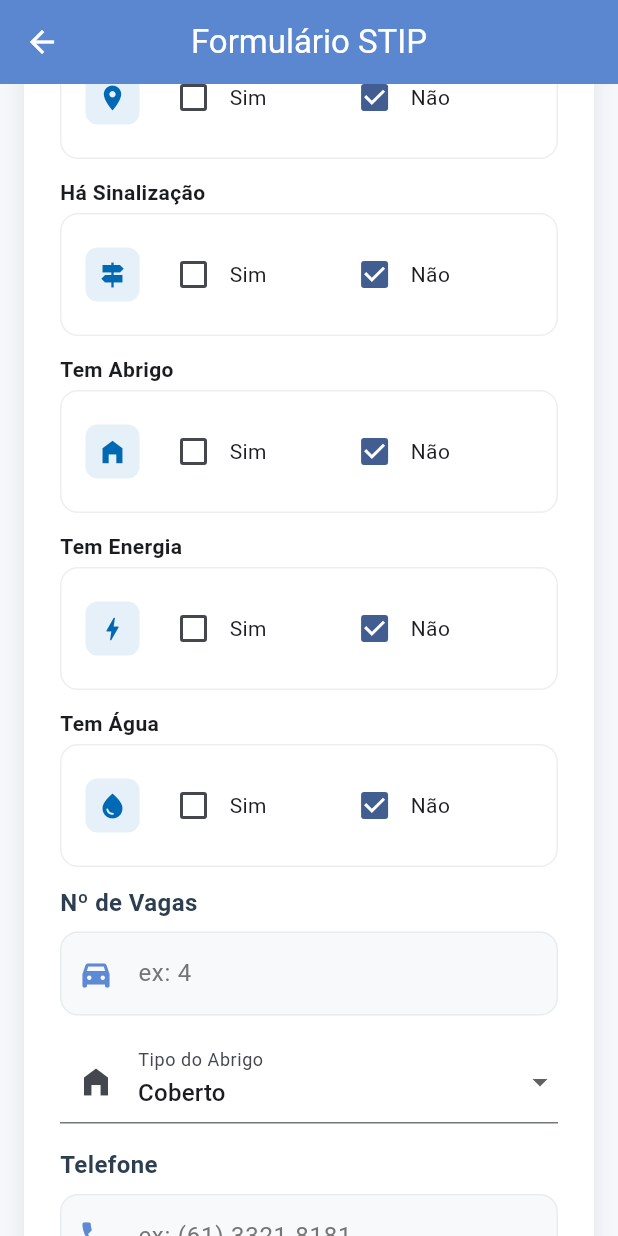
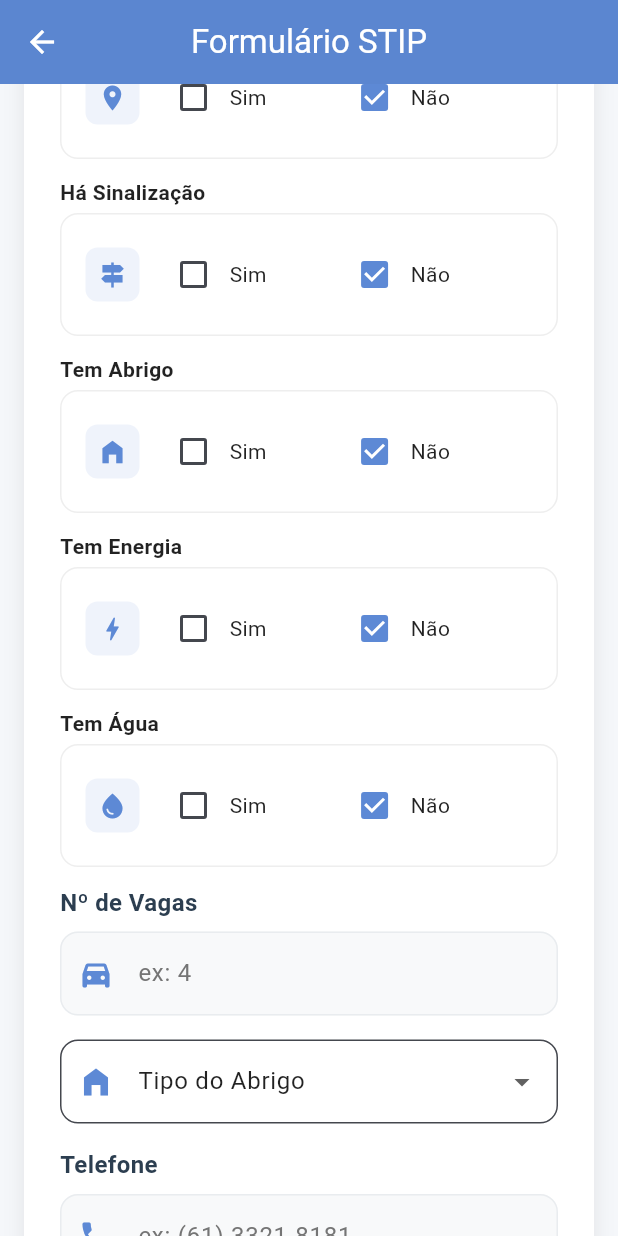
Before and after one commit to adalbertocarv/ponto_taxi_df, a Flutter app: the FormularioSTIP screen opened directly with empty values, scrolled down 576 dp, on a phone screen of 412 x 824 dp. Run offline on Flutter 3.47's test engine with Material 3 defaults, Android fonts, the phone set to English and light mode, and no system bars; our stand-ins replace audioplayers, curved_navigation_bar, flutter_map, flutter_speed_dial, geolocator, image_picker and 3 more; missing offline and left inert: flutter_confetti; accounts and stored records are empty; statements that could not run were skipped.

Commit message:
-seções do formulario estilizado para modo dark e info ficticias

```diff
--- a/lib/views/widgets/formulario/secoes_formulario/formulario_secao.dart
+++ b/lib/views/widgets/formulario/secoes_formulario/formulario_secao.dart
@@ -63,11 +63,11 @@ class FormularioSection extends StatelessWidget {
   });
 
   final List<String> autorizatarios = [
-    'Alessandra Silva - REG001',
-    'Maria Santos - REG002',
-    'Pedro Oliveira - REG003',
-    'Ana Costa - REG004',
-    'Carlos Ferreira - REG005',
+    'Alessandra Silva - Num 001',
+    'Maria Santos - Num 002',
+    'Pedro Oliveira - Num 003',
+    'Ana Costa - Num 004',
+    'Carlos Ferreira - Num 005',
   ];
 
   Widget buildBooleanField({
@@ -75,29 +75,47 @@ class FormularioSection extends StatelessWidget {
     required IconData icon,
     required bool value,
     required Function(bool) onChanged,
+    required BuildContext context,
   }) {
+    final themeProvider = context.watch<ThemeProvider>();
+    final theme = Theme.of(context);
+
     return Column(
       crossAxisAlignment: CrossAxisAlignment.start,
       children: [
-        Text(label, style: const TextStyle(fontWeight: FontWeight.w600)),
+        Text(
+          label,
+          style: theme.textTheme.bodyMedium?.copyWith(
+            fontWeight: FontWeight.w600,
+            color: themeProvider.isDarkMode ? Colors.white : Colors.black87,
+          ),
+        ),
         const SizedBox(height: 4),
         Container(
           margin: const EdgeInsets.only(bottom: 12),
           padding: const EdgeInsets.all(16),
           decoration: BoxDecoration(
-            color: Colors.white,
+            color: theme.cardTheme.color,
             borderRadius: BorderRadius.circular(12),
-            border: Border.all(color: Colors.grey.shade200),
+            border: Border.all(
+              color: themeProvider.isDarkMode
+                  ? Colors.grey.shade700
+                  : Colors.grey.shade200,
+            ),
           ),
           child: Row(
             children: [
               Container(
                 padding: const EdgeInsets.all(8),
                 decoration: BoxDecoration(
-                  color: const Color(0xFF0069B4).withValues(alpha: 0.1),
+                  color: themeProvider.primaryColor.withValues(alpha: 0.1),
                   borderRadius: BorderRadius.circular(8),
                 ),
-                child: Icon(icon, color: const Color(0xFF0069B4), size: 20),
+                child: Icon(
+                  icon,
+                  color: themeProvider.primaryColor,
+                  size: 20,
+                ),
               ),
               const SizedBox(width: 12),
               Expanded(
@@ -110,8 +128,16 @@ class FormularioSection extends StatelessWidget {
                           onChanged: (val) {
                             if (val == true) onChanged(true);
                           },
+                          activeColor: themeProvider.primaryColor,
                         ),
-                        const Text('Sim'),
+                        Text(
+                          'Sim',
+                          style: TextStyle(
+                            color: themeProvider.isDarkMode
+                                ? Colors.white
+                                : Colors.black87,
+                          ),
+                        ),
                       ],
                     ),
                     const SizedBox(width: 48),
@@ -122,8 +148,16 @@ class FormularioSection extends StatelessWidget {
                           onChanged: (val) {
                             if (val == true) onChanged(false);
                           },
+                          activeColor: themeProvider.primaryColor,
                         ),
-                        const Text('Não'),
+                        Text(
+                          'Não',
+                          style: TextStyle(
+                            color: themeProvider.isDarkMode
+                                ? Colors.white
+                                : Colors.black87,
+                          ),
+                        ),
                       ],
                     ),
                   ],
@@ -139,16 +173,18 @@ class FormularioSection extends StatelessWidget {
   @override
   Widget build(BuildContext context) {
     final themeProvider = context.watch<ThemeProvider>();
+    final theme = Theme.of(context);
 
     return Container(
       padding: const EdgeInsets.all(24),
       decoration: BoxDecoration(
-        color:
-        themeProvider.isDarkMode ? const Color(0xFF252525) : Colors.white,
+        color: theme.cardTheme.color,
         borderRadius: BorderRadius.circular(20),
         boxShadow: [
           BoxShadow(
-            color: Colors.black.withValues(alpha: 0.08),
+            color: themeProvider.isDarkMode
+                ? Colors.black.withValues(alpha: 0.3)
+                : Colors.black.withValues(alpha: 0.08),
             blurRadius: 12,
             offset: const Offset(0, 4),
           ),
@@ -178,10 +214,15 @@ class FormularioSection extends StatelessWidget {
               ),
               if (isLoadingEndereco) ...[
                 const SizedBox(width: 12),
-                const SizedBox(
+                SizedBox(
                   width: 20,
                   height: 20,
-                  child: CircularProgressIndicator(strokeWidth: 2),
+                  child: CircularProgressIndicator(
+                    strokeWidth: 2,
+                    valueColor: AlwaysStoppedAnimation<Color>(
+                      themeProvider.primaryColor,
+                    ),
+                  ),
                 ),
               ],
             ],
@@ -194,6 +235,7 @@ class FormularioSection extends StatelessWidget {
             icon: Icons.location_on,
             value: pontoOficial,
             onChanged: onPontoOficialChanged,
+            context: context,
           ),
 
           buildBooleanField(
@@ -201,6 +243,7 @@ class FormularioSection extends StatelessWidget {
             icon: Icons.signpost,
             value: temSinalizacao,
             onChanged: onTemSinalizacaoChanged,
+            context: context,
           ),
 
           buildBooleanField(
@@ -208,6 +251,7 @@ class FormularioSection extends StatelessWidget {
             icon: Icons.home_filled,
             value: temAbrigo,
             onChanged: onTemAbrigoChanged,
+            context: context,
           ),
 
           buildBooleanField(
@@ -215,6 +259,7 @@ class FormularioSection extends StatelessWidget {
             icon: Icons.bolt,
             value: temEnergia,
             onChanged: onTemEnergiaChanged,
+            context: context,
           ),
 
           buildBooleanField(
@@ -222,6 +267,7 @@ class FormularioSection extends StatelessWidget {
             icon: Icons.water_drop,
             value: temAgua,
             onChanged: onTemAguaChanged,
+            context: context,
           ),
 
           CustomTextField(
@@ -235,19 +281,55 @@ class FormularioSection extends StatelessWidget {
           const SizedBox(height: 16),
 
           DropdownButtonFormField<String>(
-            value: ['Coberto', 'Descoberto', 'Parcial'].contains(classificacaoEstrutura)
+            value: ['Edificado', 'Não Edificado', 'Edificado Padrão Oscar Niemeyer'].contains(classificacaoEstrutura)
                 ? classificacaoEstrutura
-                : null,                // força dropdown a não selecionar nada
-            decoration: const InputDecoration(
+                : null,
+            decoration: InputDecoration(
               labelText: 'Tipo do Abrigo',
-              prefixIcon: Icon(Icons.home_filled),
+              prefixIcon: Icon(
+                Icons.home_filled,
+                color: themeProvider.primaryColor,
               ),
-            items: ['Coberto', 'Descoberto', 'Parcial']
-                .map((e) => DropdownMenuItem(value: e, child: Text(e)))
+              labelStyle: TextStyle(
+                color: themeProvider.isDarkMode ? Colors.white70 : Colors.black87,
+              ),
+              border: OutlineInputBorder(
+                borderRadius: BorderRadius.circular(12),
+                borderSide: BorderSide(
+                  color: themeProvider.isDarkMode
+                      ? Colors.grey.shade700
+                      : Colors.grey.shade300,
+                ),
+              ),
+              focusedBorder: OutlineInputBorder(
+                borderRadius: BorderRadius.circular(12),
+                borderSide: BorderSide(
+                  color: themeProvider.primaryColor,
+                  width: 2,
+                ),
+              ),
+              filled: true,
+              fillColor: theme.cardTheme.color,
+            ),
+            dropdownColor: theme.cardTheme.color,
+            style: TextStyle(
+              color: themeProvider.isDarkMode ? Colors.white : Colors.black87,
+            ),
+            items: ['Edificado', 'Não Edificado', 'Edificado Padrão Oscar Niemeyer']
+                .map((e) => DropdownMenuItem(
+              value: e,
+              child: Text(
+                e,
+                style: TextStyle(
+                  color: themeProvider.isDarkMode
+                      ? Colors.white
+                      : Colors.black87,
+                ),
+              ),
+            ))
                 .toList(),
             onChanged: onClassificacaoChanged,
           ),
-
 
           const SizedBox(height: 16),
 
@@ -263,14 +345,48 @@ class FormularioSection extends StatelessWidget {
 
           DropdownButtonFormField<String>(
             value: autorizatario.isNotEmpty ? autorizatario : null,
-            decoration: const InputDecoration(
+            decoration: InputDecoration(
               labelText: 'Autorizatário',
-              prefixIcon: Icon(Icons.person_search),
+              prefixIcon: Icon(
+                Icons.person_search,
+                color: themeProvider.primaryColor,
+              ),
+              labelStyle: TextStyle(
+                color: themeProvider.isDarkMode ? Colors.white70 : Colors.black87,
+              ),
+              border: OutlineInputBorder(
+                borderRadius: BorderRadius.circular(12),
+                borderSide: BorderSide(
+                  color: themeProvider.isDarkMode
+                      ? Colors.grey.shade700
+                      : Colors.grey.shade300,
+                ),
+              ),
+              focusedBorder: OutlineInputBorder(
+                borderRadius: BorderRadius.circular(12),
+                borderSide: BorderSide(
+                  color: themeProvider.primaryColor,
+                  width: 2,
+                ),
+              ),
+              filled: true,
+              fillColor: theme.cardTheme.color,
+            ),
+            dropdownColor: theme.cardTheme.color,
+            style: TextStyle(
+              color: themeProvider.isDarkMode ? Colors.white : Colors.black87,
             ),
             items: autorizatarios.map((e) {
               return DropdownMenuItem<String>(
                 value: e,
-                child: Text(e),
+                child: Text(
+                  e,
+                  style: TextStyle(
+                    color: themeProvider.isDarkMode
+                        ? Colors.white
+                        : Colors.black87,
+                  ),
+                ),
               );
             }).toList(),
             onChanged: onAutorizatarioChanged,
@@ -287,17 +403,36 @@ class FormularioSection extends StatelessWidget {
                 label: const Text('Selecionar Imagem'),
                 style: ElevatedButton.styleFrom(
                   backgroundColor: themeProvider.primaryColor,
+                  foregroundColor: Colors.white,
+                  padding: const EdgeInsets.symmetric(
+                    horizontal: 24,
+                    vertical: 12,
+                  ),
+                  shape: RoundedRectangleBorder(
+                    borderRadius: BorderRadius.circular(12),
+                  ),
                 ),
               ),
               const SizedBox(height: 12),
-              // --- dentro do Column que exibe a miniatura ---
               if ((imagemSelecionada?.isNotEmpty ?? false) &&
                   File(imagemSelecionada!).existsSync()) ...[
-                Text('Imagem selecionada:',
-                    style: Theme.of(context).textTheme.bodyMedium),
+                Text(
+                  'Imagem selecionada:',
+                  style: theme.textTheme.bodyMedium?.copyWith(
+                    color: themeProvider.isDarkMode ? Colors.white : Colors.black87,
+                  ),
+                ),
                 const SizedBox(height: 8),
-                ClipRRect(
+                Container(
+                  decoration: BoxDecoration(
                     borderRadius: BorderRadius.circular(8),
+                    border: Border.all(
+                      color: themeProvider.primaryColor.withValues(alpha: 0.3),
+                      width: 2,
+                    ),
+                  ),
+                  child: ClipRRect(
+                    borderRadius: BorderRadius.circular(6),
                     child: Image.file(
                       File(imagemSelecionada!),
                       width: 150,
@@ -305,10 +440,10 @@ class FormularioSection extends StatelessWidget {
                       fit: BoxFit.cover,
                     ),
                   ),
+                ),
               ],
             ],
           ),
-          const SizedBox(height: 16),
 
           const SizedBox(height: 16),
 
```
Lines whose indentation alone changed are shown as unchanged.
